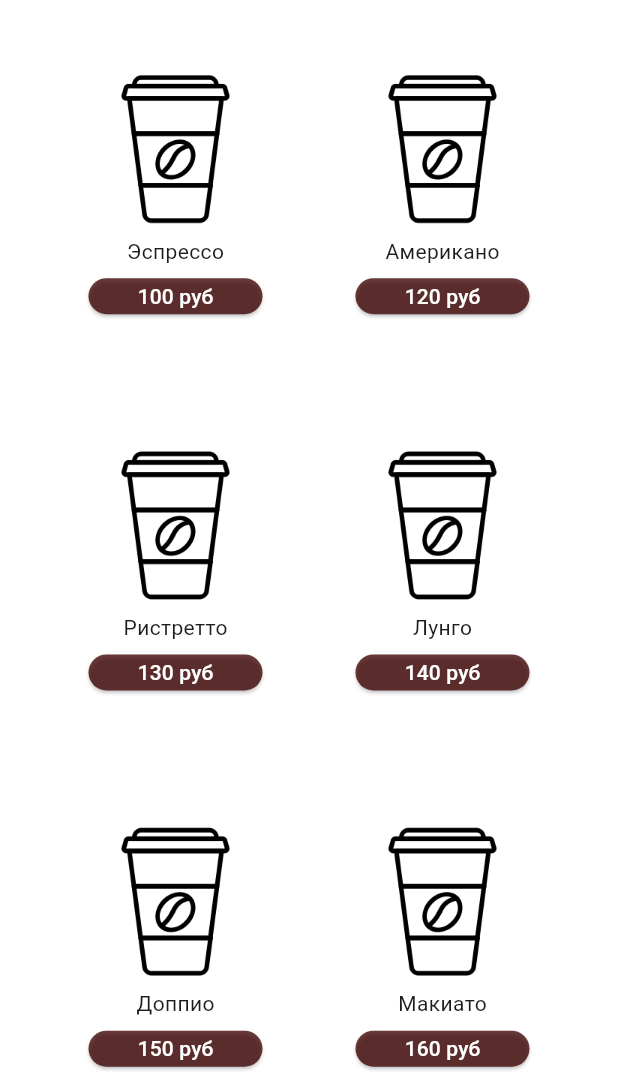
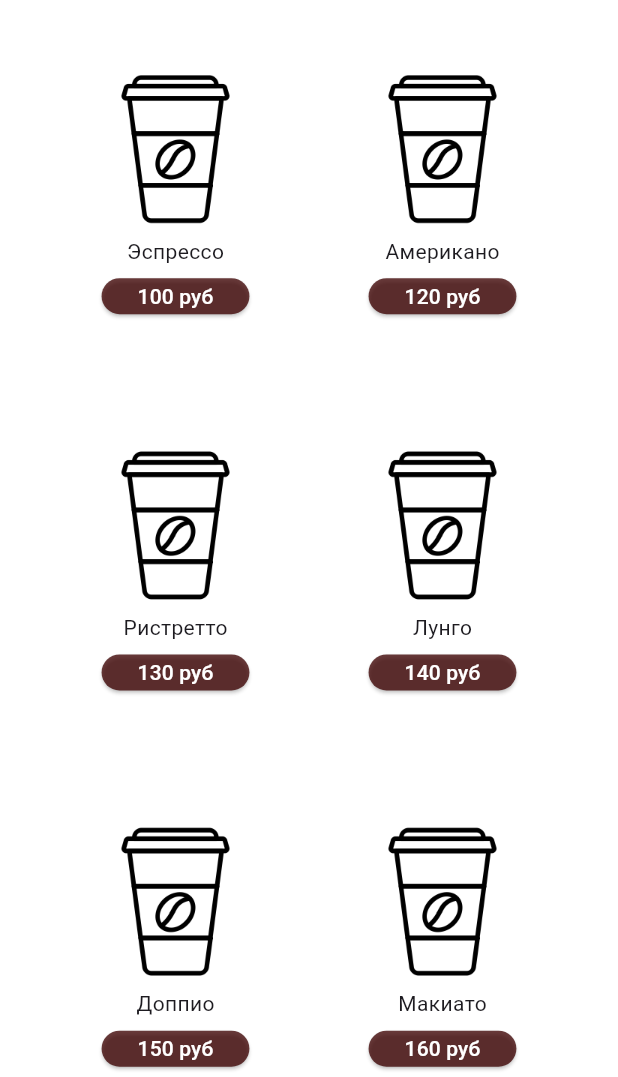
Before and after one commit to QformX/flutter-coffee-menu, a Flutter app: the screen it shows after launch, on a phone screen of 412 x 824 dp, the part 159-1236 px from its top. Run offline on Flutter 3.47's test engine with Material 3 defaults, Android fonts, the phone set to English and light mode, and no system bars; Roboto replaces fonts that are missing (Arial).

Commit message:
fix: asymmetrical buttons on item card

```diff
--- a/lib/src/common/theme/theme.dart
+++ b/lib/src/common/theme/theme.dart
@@ -8,12 +8,14 @@ final ThemeData appTheme = ThemeData(
     shape: RoundedRectangleBorder(borderRadius: BorderRadius.circular(10.0)),
   ),
   appBarTheme: AppBarTheme(
-    surfaceTintColor: Colors.black.withOpacity(0.0)
+    backgroundColor: Colors.white,
+    surfaceTintColor: const Color.fromARGB(0, 255, 255, 255).withOpacity(0.0)
   ),
   iconButtonTheme: IconButtonThemeData(
     style: ButtonStyle(
       iconColor: WidgetStateProperty.all(Colors.white),
       iconSize: WidgetStateProperty.all(9.0),
+      padding: WidgetStateProperty.all(EdgeInsets.zero)
     )
   )
 );
--- a/lib/src/common/widgets/item.dart
+++ b/lib/src/common/widgets/item.dart
@@ -32,8 +32,7 @@ class _CoffeeItemState extends State<CoffeeItem> {
               child: Text(widget.itemData.name),
               ),
             SizedBox(
-            height: 24.0,
-            width: 116,
+              height: 24,
             child: _quantity == 0
                 ? ElevatedButton(
                   style: ButtonStyle(
@@ -49,6 +48,7 @@ class _CoffeeItemState extends State<CoffeeItem> {
                       });
                     },
                     child: Text(
+                      textAlign: TextAlign.center,
                       '${widget.itemData.price} руб',
                       style: const TextStyle(
                           color: Colors.white,
@@ -56,7 +56,9 @@ class _CoffeeItemState extends State<CoffeeItem> {
                         ),
                       ),
                   )
-                : Row(
+                : Container(
+                  margin: EdgeInsets.zero,
+                  child: Row (
                     mainAxisAlignment: MainAxisAlignment.center,
                     children: [
                       Container(
@@ -65,6 +67,7 @@ class _CoffeeItemState extends State<CoffeeItem> {
                             color: Color.fromARGB(199, 63, 4, 4)
                             ),
                         child: IconButton(
+                        highlightColor: const Color.fromARGB(0, 255, 255, 255),
                         style: Theme.of(context).iconButtonTheme.style,
                         icon: const Icon(Icons.remove),
                         onPressed: () {
@@ -88,6 +91,7 @@ class _CoffeeItemState extends State<CoffeeItem> {
                             color: Color.fromARGB(199, 63, 4, 4)
                             ),
                         child: IconButton(
+                        highlightColor: const Color.fromARGB(0, 255, 255, 255),
                         style: Theme.of(context).iconButtonTheme.style,
                         icon: const Icon(Icons.add),
                         onPressed: () {
@@ -98,8 +102,9 @@ class _CoffeeItemState extends State<CoffeeItem> {
                           });
                         },
                       ),
-                      )
+                      ),
                     ],
+                  )
                 )
             ),
           ],
```
